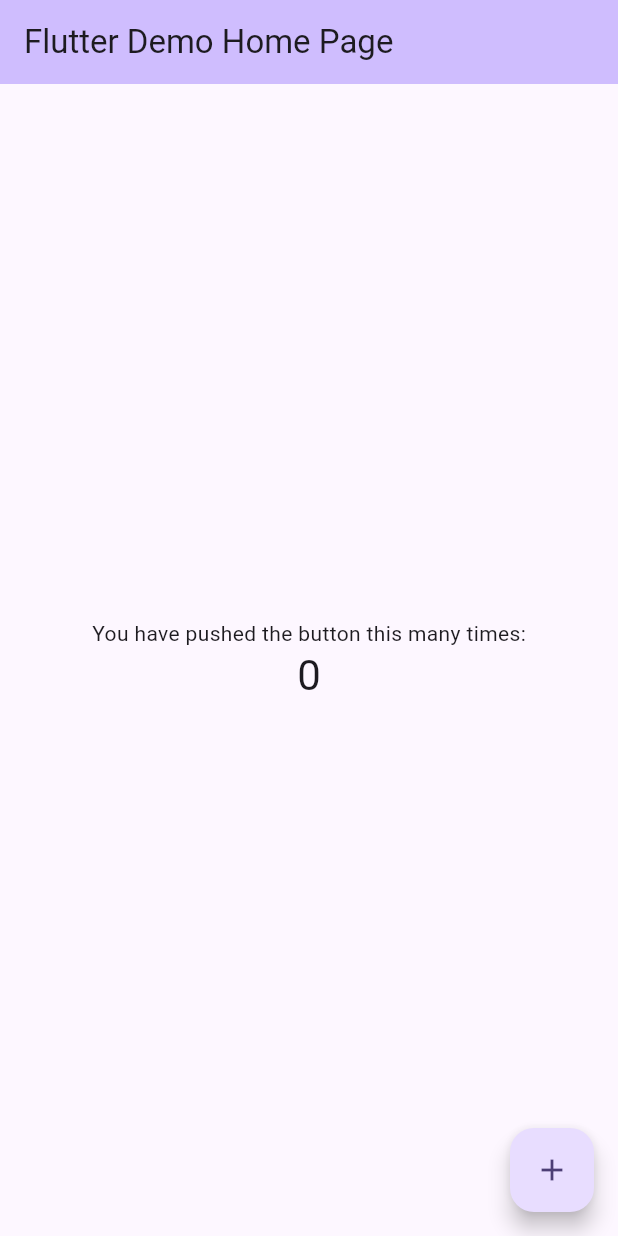
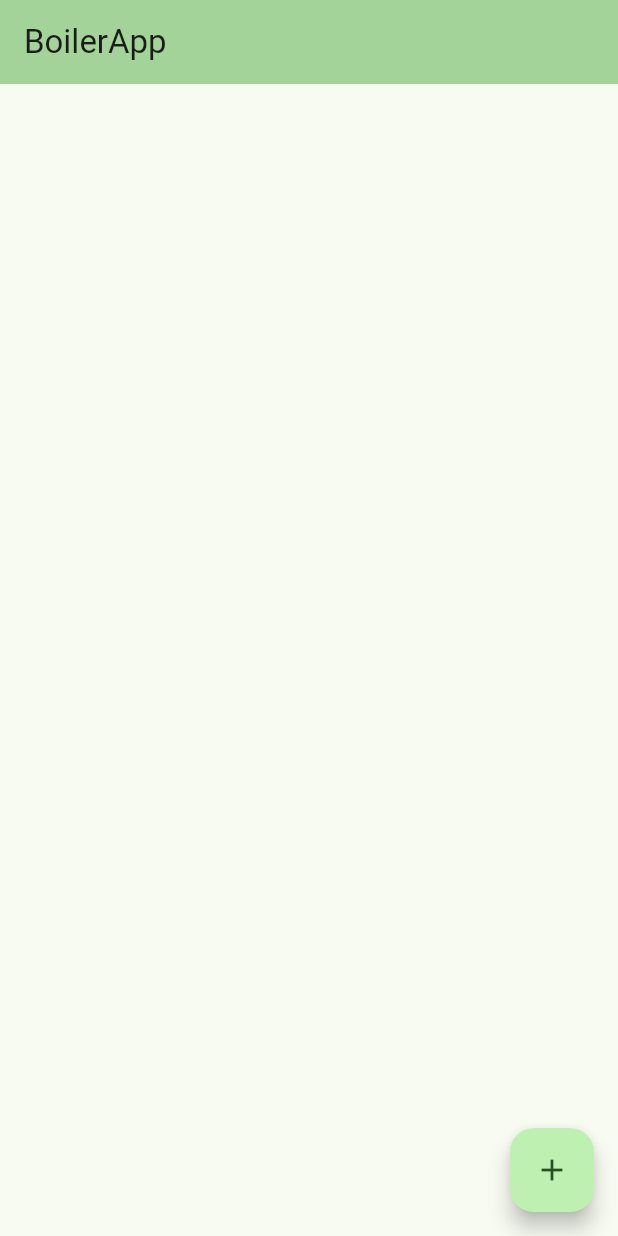
Before and after one commit to Rasmusbb/boilerapp, a Flutter app: the screen it shows after launch, on a phone screen of 412 x 824 dp. Run offline on Flutter 3.47's test engine with Material 3 defaults, Android fonts, the phone set to English and light mode, and no system bars; our stand-ins replace syncfusion_flutter_gauges.

Commit message:
app dose shit

```diff
--- a/lib/main.dart
+++ b/lib/main.dart
@@ -1,5 +1,6 @@
 import 'package:flutter/material.dart';
 import 'widgets/AddButton.dart';
+import 'widgets/BoilerDisplay.dart';
 
 void main() {
   runApp(const MyApp());
@@ -29,9 +30,9 @@
         //
         // This works for code too, not just values: Most code changes can be
         // tested with just a hot reload.
-        colorScheme: ColorScheme.fromSeed(seedColor: const Color.fromARGB(255, 95, 6, 230)),
+        colorScheme: ColorScheme.fromSeed(seedColor: const Color.fromARGB(255, 5, 243, 56)),
       ),
-      home: const MyHomePage(title: 'Flutter Demo Home Page'),
+      home: const MyHomePage(title: 'BoilerApp'),
     );
   }
 }
@@ -55,66 +56,27 @@
 }
 
 class _MyHomePageState extends State<MyHomePage> {
-  int _counter = 0;
-
-  void _incrementCounter() {
-    print("Hello worl");
+  final List<BoilerDisplay> _boilers = [];
+  void _AddBoiler(){
     setState(() {
-      // This call to setState tells the Flutter framework that something has
-      // changed in this State, which causes it to rerun the build method below
-      // so that the display can reflect the updated values. If we changed
-      // _counter without calling setState(), then the build method would not be
-      // called again, and so nothing would appear to happen.
-      _counter++;
+      _boilers.add(BoilerDisplay(name: "Boiler ${_boilers.length}", description: "Boiler makes water hot"));
     });
   }
 
   @override
   Widget build(BuildContext context) {
-    // This method is rerun every time setState is called, for instance as done
-    // by the _incrementCounter method above.
-    //
-    // The Flutter framework has been optimized to make rerunning build methods
-    // fast, so that you can just rebuild anything that needs updating rather
-    // than having to individually change instances of widgets.
     return Scaffold(
       appBar: AppBar(
-        // TRY THIS: Try changing the color here to a specific color (to
-        // Colors.amber, perhaps?) and trigger a hot reload to see the AppBar
-        // change color while the other colors stay the same.
         backgroundColor: Theme.of(context).colorScheme.inversePrimary,
-        // Here we take the value from the MyHomePage object that was created by
-        // the App.build method, and use it to set our appbar title.
         title: Text(widget.title),
       ),
-      body: Center(
-        // Center is a layout widget. It takes a single child and positions it
-        // in the middle of the parent.
-        child: Column(
-          // Column is also a layout widget. It takes a list of children and
-          // arranges them vertically. By default, it sizes itself to fit its
-          // children horizontally, and tries to be as tall as its parent.
-          //
-          // Column has various properties to control how it sizes itself and
-          // how it positions its children. Here we use mainAxisAlignment to
-          // center the children vertically; the main axis here is the vertical
-          // axis because Columns are vertical (the cross axis would be
-          // horizontal).
-          //
-          // TRY THIS: Invoke "debug painting" (choose the "Toggle Debug Paint"
-          // action in the IDE, or press "p" in the console), to see the
-          // wireframe for each widget.
-          mainAxisAlignment: MainAxisAlignment.center,
-          children: <Widget>[
-            const Text('You have pushed the button this many times:'),
-            Text(
-              '$_counter',
-              style: Theme.of(context).textTheme.headlineMedium,
-            ),
-          ],
-        ),
+      body: ListView.builder(
+        itemCount: _boilers.length,
+        itemBuilder: (context, index) {
+          return _boilers[index];
+        },
       ),
-      floatingActionButton: AddButton(onPressed: _incrementCounter),
+      floatingActionButton: AddButton(onPressed: _AddBoiler),
     );
   }
 }
--- a/pubspec.yaml
+++ b/pubspec.yaml
@@ -34,6 +34,8 @@
   # The following adds the Cupertino Icons font to your application.
   # Use with the CupertinoIcons class for iOS style icons.
   cupertino_icons: ^1.0.8
+  syncfusion_flutter_charts: ^29.1.35
+  syncfusion_flutter_gauges: ^29.1.35
 
 dev_dependencies:
   flutter_test:
```
Also changed, not shown: lib/widgets/BoilerDisplay.dart (added, +97 -0 lines), lib/widgets/BoilerGauge.dart (added, +85 -0 lines), pubspec.lock.
